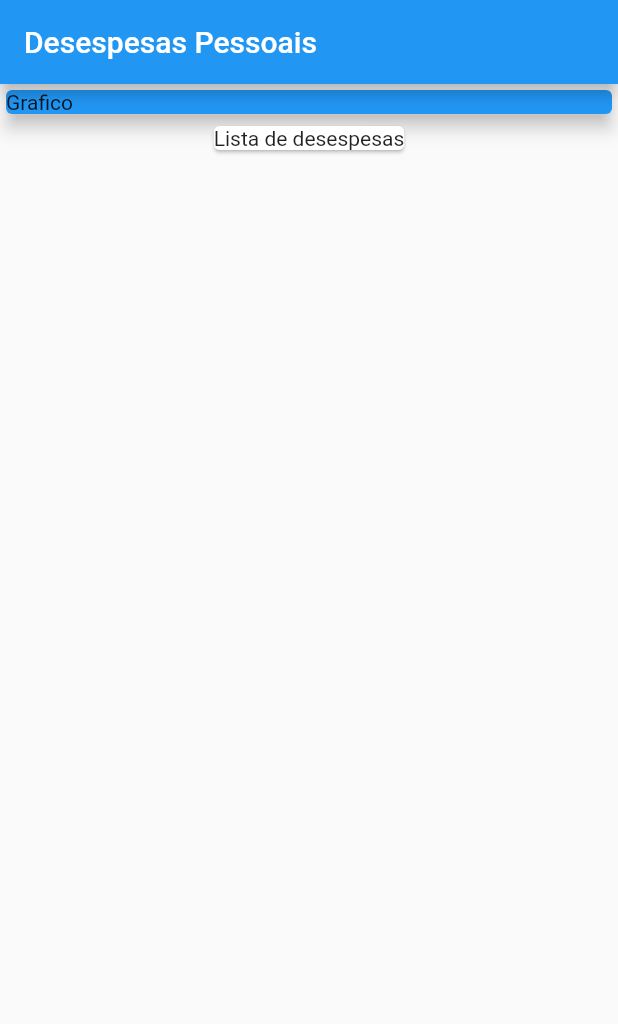
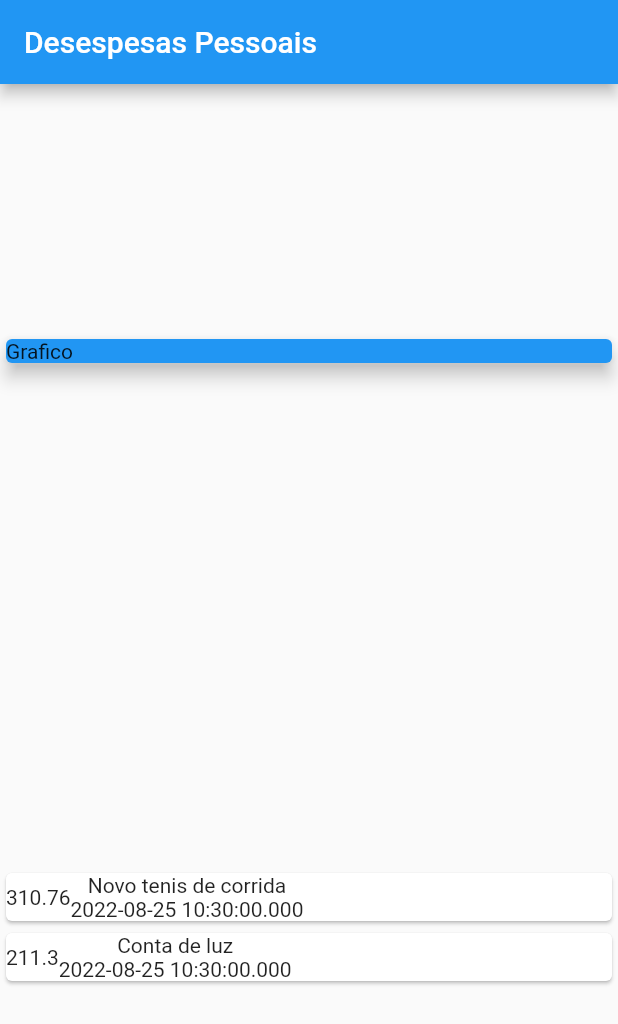
Before and after one commit to victor002Hugo/ExpensesApp, a Flutter app: the screen it shows after launch, on a phone screen of 412 x 824 dp. Shown: the top 1024 px of the screen. Run offline on Flutter 3.47's test engine with Material 2 defaults, Android fonts, the phone set to English and light mode, and no system bars.

Commit message:
Iniciando a lista

```diff
--- a/analysis_options.yaml
+++ b/analysis_options.yaml
@@ -26,5 +26,6 @@ linter:
     # prefer_single_quotes: true  # Uncomment to enable the `prefer_single_quotes` rule
     prefer_const_constructors: false
     prefer_const_literals_to_create_immutables: false
+    sized_box_for_whitespace: false
 # Additional information about this file can be found at
 # https://dart.dev/guides/language/analysis-options
--- a/lib/main.dart
+++ b/lib/main.dart
@@ -1,3 +1,4 @@
+import 'package:expenses/models/transaction.dart';
 import 'package:flutter/material.dart';
 
 main() => runApp(ExpensesApp());
@@ -15,7 +16,20 @@ class ExpensesApp extends StatelessWidget {
 }
 
 class MyHomePage extends StatelessWidget {
-  const MyHomePage({Key? key}) : super(key: key);
+  final _transaction = [
+    Transaction(
+      id: 't1',
+      title: 'Novo tenis de corrida',
+      value: 310.76,
+      date: DateTime.now(),
+    ),
+    Transaction(
+      id: 't2',
+      title: 'Conta de luz',
+      value: 211.30,
+      date: DateTime.now(),
+    ),
+  ];
 
   @override
   Widget build(BuildContext context) {
@@ -24,6 +38,8 @@ class MyHomePage extends StatelessWidget {
         title: Text('Desespesas Pessoais'),
       ),
       body: Column(
+        mainAxisAlignment: MainAxisAlignment.spaceAround,
+        crossAxisAlignment: CrossAxisAlignment.stretch,
         children: [
           Container(
             width: double.infinity,
@@ -33,9 +49,25 @@ class MyHomePage extends StatelessWidget {
               child: Text('Grafico'),
             ),
           ),
-          Card(
-            child: Text('Lista de desespesas'),
-          )
+          Column(
+            children: _transaction.map((tr) {
+              return Card(
+                child: Row(children: [
+                  Container(
+                    child: Text(tr.value.toString()),
+                  ),
+                  Column(
+                    children: [
+                      Text(tr.title),
+                      Text(
+                        tr.date.toString(),
+                      ),
+                    ],
+                  )
+                ]),
+              );
+            }).toList(),
+          ),
         ],
       ),
     );
--- /dev/null
+++ b/lib/models/transaction.dart
@@ -0,0 +1,13 @@
+class Transaction {
+  final String id;
+  final String title;
+  final double value;
+  final DateTime date;
+
+  Transaction({
+    required this.id,
+    required this.title,
+    required this.value,
+    required this.date,
+  });
+}
```
